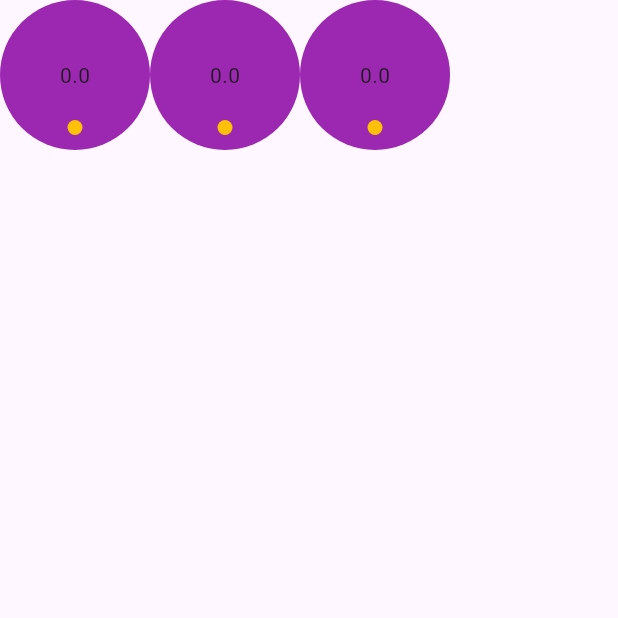
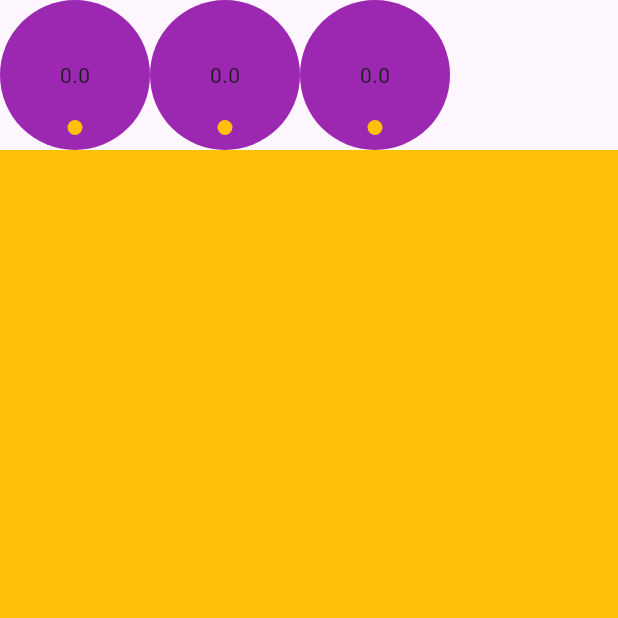
Before and after one commit to gillesbonnetpro/pakins, a Flutter app: the screen it shows after launch, on a phone screen of 412 x 824 dp, the top half of it. Run offline on Flutter 3.47's test engine with Material 3 defaults, Android fonts, the phone set to English and light mode, and no system bars.

Commit message:
simon initial commit

```diff
--- a/lib/main.dart
+++ b/lib/main.dart
@@ -1,6 +1,7 @@
 import 'package:flutter/material.dart';
 import 'package:pakins/bg_tile.dart';
 import 'package:pakins/knob.dart';
+import 'package:pakins/simon.dart';
 
 void main() {
   runApp(const MainApp());
@@ -13,11 +14,18 @@ class MainApp extends StatelessWidget {
   Widget build(BuildContext context) {
     return const MaterialApp(
       home: Scaffold(
-        body: Row(
+        body: Column(
           children: [
-            Knob(),
-            Knob(),
-            Knob(),
+            Row(
+              children: [
+                Knob(),
+                Knob(),
+                Knob(),
+              ],
+            ),
+            Expanded(
+              child: Simon(),
+            )
           ],
         ),
       ),
--- /dev/null
+++ b/lib/simon.dart
@@ -0,0 +1,23 @@
+import 'package:flutter/material.dart';
+
+class Simon extends StatefulWidget {
+  const Simon({super.key});
+
+  @override
+  State<Simon> createState() => _SimonState();
+}
+
+class _SimonState extends State<Simon> {
+  @override
+  Widget build(BuildContext context) {
+    double size = MediaQuery.of(context).size.shortestSide;
+
+    return SizedBox(
+      height: size,
+      width: size,
+      child: Container(
+        color: Colors.amber,
+      ),
+    );
+  }
+}
```
